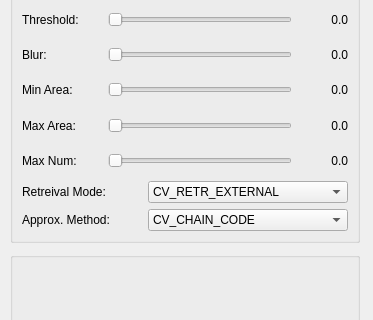
This is lux/panels/PluginPanel.ui in broxtronix/Fiat-Lux as Qt 5 draws it before an edit; both pictures show x 0 to 373 and y 378 to 698 of the 373 by 925 pixel window. The edited form follows.
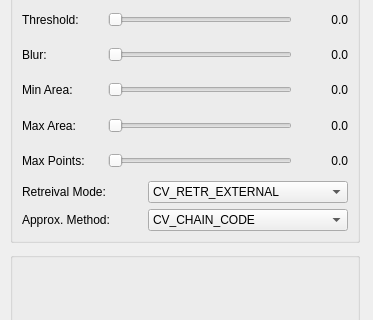
This is the edited form.

What changed in the file:
```diff
--- a/lux/panels/PluginPanel.ui
+++ b/lux/panels/PluginPanel.ui
@@ -527,7 +527,7 @@
            </size>
           </property>
           <property name="text">
-           <string>Max Num:</string>
+           <string>Max Points:</string>
           </property>
          </widget>
         </item>
```
Left out of the diff: 3 changed lines with no effect on the pictures.
